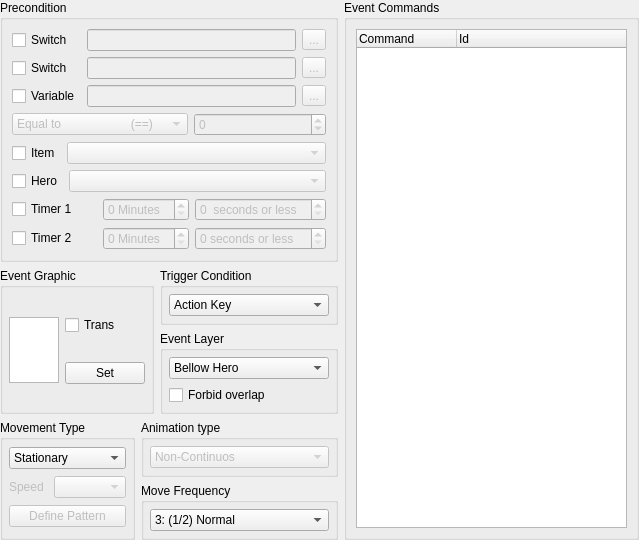
This is src/tools/QEventWidget.ui in EasyRPG/Editor as Qt 5 draws it before an edit. The edited form follows.
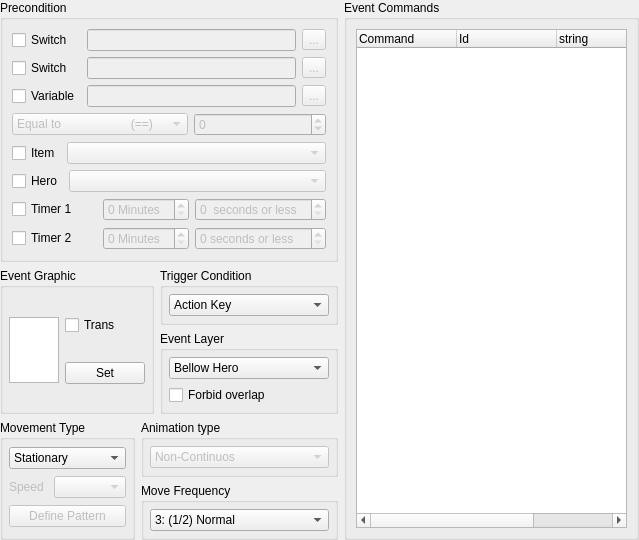
This is the edited form.

Commit message: Add debug information to event page.

```diff
--- a/src/tools/QEventWidget.ui
+++ b/src/tools/QEventWidget.ui
@@ -303,6 +303,9 @@
      <layout class="QHBoxLayout" name="horizontalLayout_11">
       <item>
        <widget class="QTreeWidget" name="treeCommands">
+        <property name="textElideMode">
+         <enum>Qt::ElideNone</enum>
+        </property>
         <column>
          <property name="text">
           <string>Command</string>
@@ -313,6 +316,16 @@
           <string>Id</string>
          </property>
         </column>
+        <column>
+         <property name="text">
+          <string>string</string>
+         </property>
+        </column>
+        <column>
+         <property name="text">
+          <string>parameters</string>
+         </property>
+        </column>
        </widget>
       </item>
      </layout>
```
The commit also changes 1 other file.
